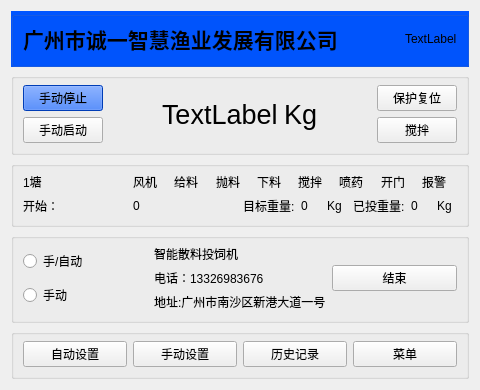
This is chengyi/widget.ui in wsh01/batch-feeder as Qt 5 draws it before an edit. The edited form follows.
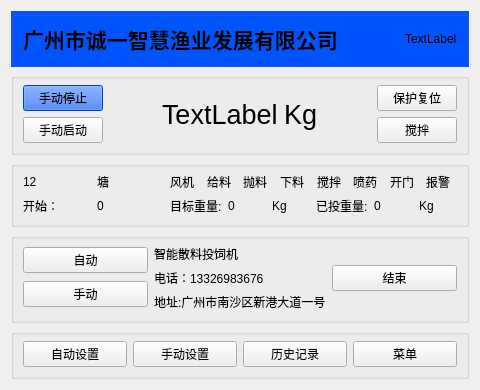
This is the edited form.

Commit message: 2022-7-14 11:00 增加自动设置页面

What changed in the file:
```diff
--- a/chengyi/widget.ui
+++ b/chengyi/widget.ui
@@ -215,6 +215,15 @@
      </property>
      <layout class="QGridLayout" name="gridLayout_5">
       <item row="0" column="0">
+       <layout class="QHBoxLayout" name="horizontalLayout_6">
+        <item>
+         <widget class="QLabel" name="label_num">
+          <property name="text">
+           <string>12</string>
+          </property>
+         </widget>
+        </item>
+        <item>
        <widget class="QLabel" name="label_5">
         <property name="font">
          <font>
@@ -222,11 +231,13 @@
          </font>
         </property>
         <property name="text">
-         <string>1塘</string>
+           <string>塘</string>
         </property>
        </widget>
       </item>
-      <item row="0" column="1" colspan="3">
+       </layout>
+      </item>
+      <item row="0" column="1" colspan="2">
        <layout class="QHBoxLayout" name="horizontalLayout_2">
         <item>
          <widget class="QLabel" name="label_7">
@@ -326,7 +337,7 @@
         </item>
        </layout>
       </item>
-      <item row="1" column="0" colspan="2">
+      <item row="1" column="0">
        <layout class="QHBoxLayout" name="horizontalLayout_5">
         <item>
          <widget class="QLabel" name="label_6">
@@ -354,7 +365,7 @@
         </item>
        </layout>
       </item>
-      <item row="1" column="2">
+      <item row="1" column="1">
        <layout class="QHBoxLayout" name="horizontalLayout_3">
         <item>
          <widget class="QLabel" name="label_16">
@@ -394,7 +405,7 @@
         </item>
        </layout>
       </item>
-      <item row="1" column="3">
+      <item row="1" column="2">
        <layout class="QHBoxLayout" name="horizontalLayout_4">
         <item>
          <widget class="QLabel" name="label_19">
@@ -449,24 +460,14 @@
       <item row="0" column="0">
        <layout class="QVBoxLayout" name="verticalLayout_4">
         <item>
-         <widget class="QRadioButton" name="rbtn_Auto">
-          <property name="font">
-           <font>
-            <pointsize>9</pointsize>
-           </font>
-          </property>
+         <widget class="QPushButton" name="btn_Auto">
           <property name="text">
-           <string>手/自动</string>
+           <string>自动</string>
           </property>
          </widget>
         </item>
         <item>
-         <widget class="QRadioButton" name="radioButton_2">
-          <property name="font">
-           <font>
-            <pointsize>9</pointsize>
-           </font>
-          </property>
+         <widget class="QPushButton" name="btn_Manual">
           <property name="text">
            <string>手动</string>
           </property>
@@ -539,7 +540,7 @@
      </property>
      <layout class="QGridLayout" name="gridLayout_3">
       <item row="0" column="0">
-       <widget class="QPushButton" name="btn_Auto">
+       <widget class="QPushButton" name="btn_AutoSet">
         <property name="font">
          <font>
           <pointsize>9</pointsize>
@@ -551,7 +552,7 @@
        </widget>
       </item>
       <item row="0" column="1">
-       <widget class="QPushButton" name="btn_Manual">
+       <widget class="QPushButton" name="btn_ManualSet">
         <property name="font">
          <font>
           <pointsize>9</pointsize>
```
Left out of the diff: 8 changed lines with no effect on the pictures. Lines whose indentation alone changed are shown as unchanged. The commit also changes 8 other files.
